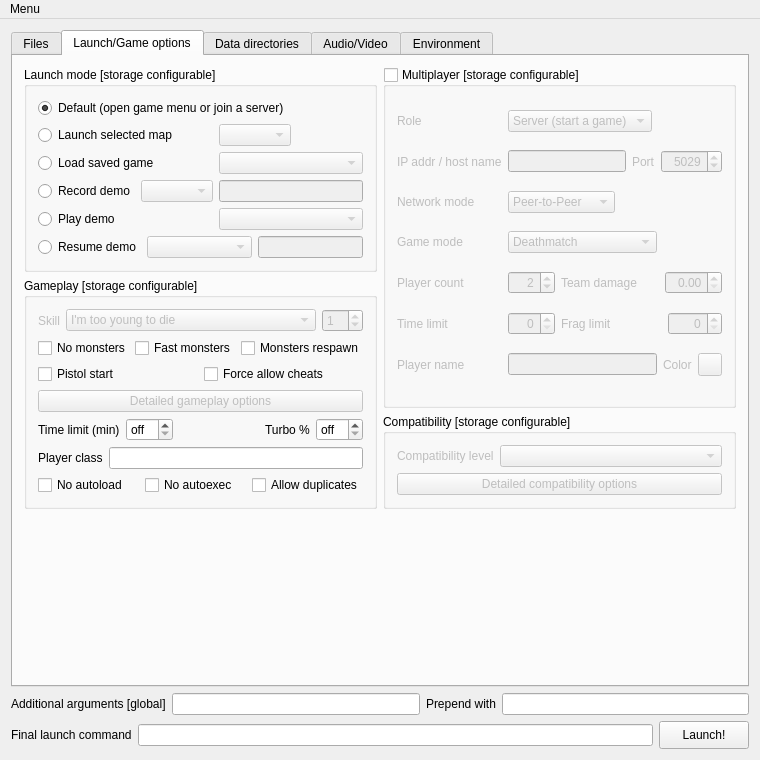
Before: the Qt Designer form Forms/MainWindow.ui in kdmn2/DoomRunnerPlus, drawn with Qt 5.
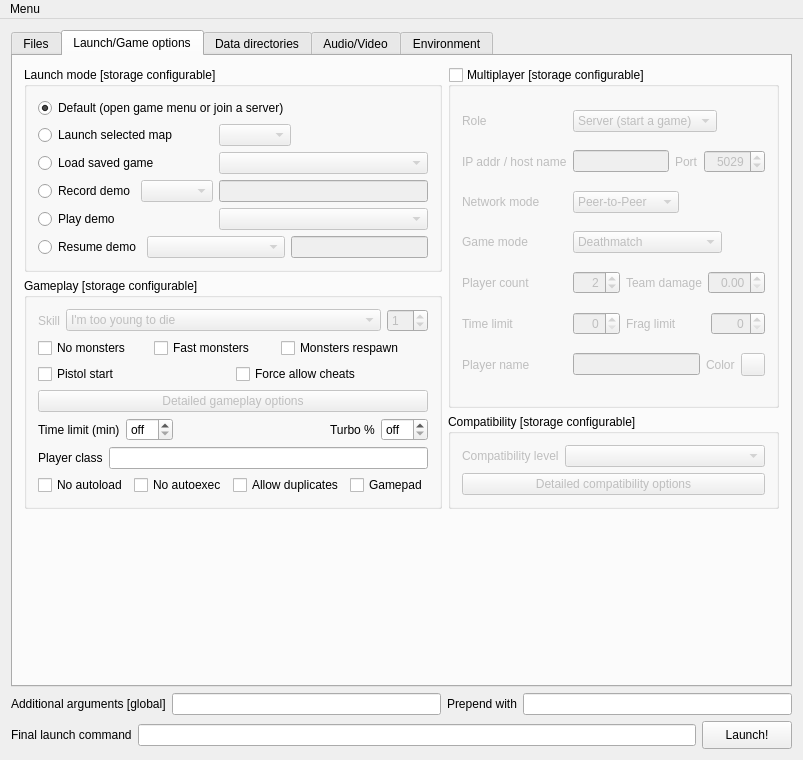
After: the same form once the commit is applied. The open tabs and pages were chosen to show the change. Icons and pictures are not drawn. Custom widgets are drawn as their Qt base class.

Commit message: feat: gamepad toggle, adjustable UI font size, controller navigation

```diff
--- a/Forms/MainWindow.ui
+++ b/Forms/MainWindow.ui
@@ -1142,6 +1142,16 @@
                     </property>
                    </widget>
                   </item>
+                  <item>
+                   <widget class="QCheckBox" name="useGamepadChkBox">
+                    <property name="toolTip">
+                     <string>&lt;html&gt;&lt;head/&gt;&lt;body&gt;&lt;p&gt;&lt;span style=&quot; font-weight:700;&quot;&gt;+joy_enable 1&lt;br/&gt;&lt;/span&gt;Passes a command-line argument that enables gamepad (joystick) input. Only affects ZDoom-family ports &lt;span style=&quot; font-style:italic;&quot;&gt;(GZDoom, UZDoom, Zandronum, ...)&lt;/span&gt;; other ports ignore or reject it.&lt;/p&gt;&lt;/body&gt;&lt;/html&gt;</string>
+                    </property>
+                    <property name="text">
+                     <string>Gamepad</string>
+                    </property>
+                   </widget>
+                  </item>
                  </layout>
                 </item>
                </layout>
```
The commit also changes 14 other files.
